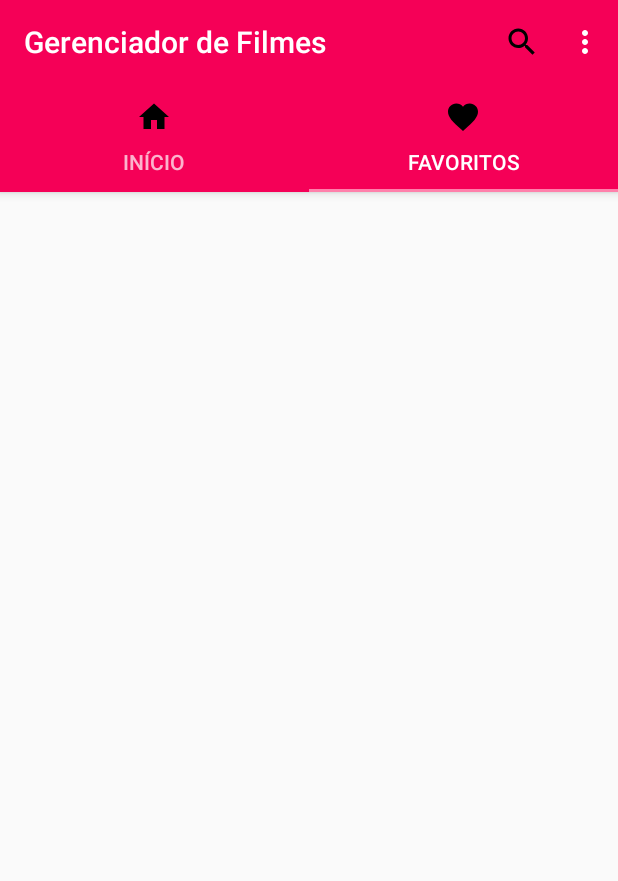
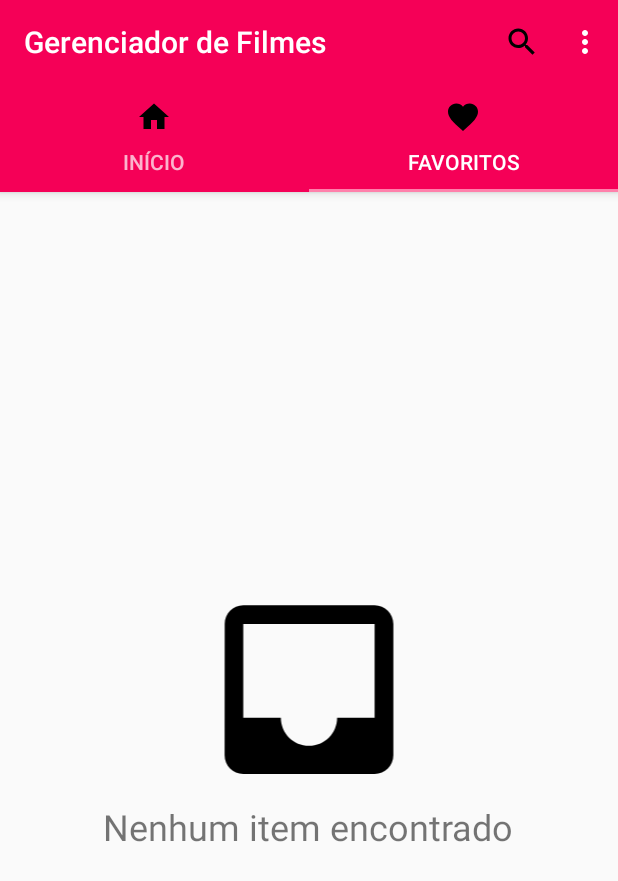
Before and after one commit to clairtonluz/moviemanagerapp, an Android app: the screen it shows after launch (MainActivity), tab 2 chosen, on a phone screen of 412 x 824 dp. Shown: the top 881 px of the screen. Run offline under Robolectric (Android 15) with nearby library versions, the phone set to English and light mode, and no system bars; our stand-ins replace Picasso; network calls fail; pictures from the network do not load; 2 statements that could not run were skipped.

Commit message:
sincronizando tabs

```diff
--- a/app/src/main/java/br/com/clairtonluz/moviemanagerapp/FavoriteFragment.java
+++ b/app/src/main/java/br/com/clairtonluz/moviemanagerapp/FavoriteFragment.java
@@ -2,13 +2,11 @@ package br.com.clairtonluz.moviemanagerapp;
 
 
 import android.os.Bundle;
-import android.support.annotation.Nullable;
 import android.support.v4.app.Fragment;
 import android.support.v4.widget.SwipeRefreshLayout;
 import android.support.v7.widget.DefaultItemAnimator;
 import android.support.v7.widget.GridLayoutManager;
 import android.support.v7.widget.RecyclerView;
-import android.util.Log;
 import android.view.LayoutInflater;
 import android.view.View;
 import android.view.ViewGroup;
@@ -28,16 +26,14 @@ import retrofit2.Call;
 import retrofit2.Response;
 
 
-/**
- * A simple {@link Fragment} subclass.
- */
-    public class FavoriteFragment extends Fragment {
+public class FavoriteFragment extends Fragment {
 
     private RecyclerView recyclerView;
     private MoviesAdapter adapter;
     private List<Movie> movieList;
     private List<Favorite> favoriteList;
     private SwipeRefreshLayout mSwipeRefreshLayout;
+    private View noContent;
 
     private FavoriteService favoriteService;
 
@@ -61,7 +57,12 @@ import retrofit2.Response;
         return view;
     }
 
+    public void refresh() {
+        prepareFavorites();
+    }
+
     private void prepareFavorites() {
+        mSwipeRefreshLayout.setRefreshing(true);
         favoriteList.clear();
         movieList.clear();
         favoriteService.list().enqueue(new CallbackRest<List<Favorite>>(getContext(), adapter, mSwipeRefreshLayout) {
@@ -72,6 +73,18 @@ import retrofit2.Response;
                     movieList.add(favorite.getMovie());
                 }
             }
+
+            @Override
+            protected void onComplete(Call<List<Favorite>> call, boolean success) {
+                super.onComplete(call, success);
+                if (movieList.isEmpty()) {
+                    noContent.setVisibility(View.VISIBLE);
+                    mSwipeRefreshLayout.setVisibility(View.GONE);
+                } else {
+                    noContent.setVisibility(View.GONE);
+                    mSwipeRefreshLayout.setVisibility(View.VISIBLE);
+                }
+            }
         });
     }
 
@@ -79,6 +92,7 @@ import retrofit2.Response;
         movieList = new ArrayList<>();
         favoriteList = new ArrayList<>();
 
+        noContent = view.findViewById(R.id.no_content);
         recyclerView = (RecyclerView) view.findViewById(R.id.recycler_view);
         mSwipeRefreshLayout = (SwipeRefreshLayout) view.findViewById(R.id.swiperefresh);
 
@@ -120,4 +134,6 @@ import retrofit2.Response;
             }
         });
     }
+
+
 }
--- a/app/src/main/java/br/com/clairtonluz/moviemanagerapp/HomeFragment.java
+++ b/app/src/main/java/br/com/clairtonluz/moviemanagerapp/HomeFragment.java
@@ -31,6 +31,7 @@ public class HomeFragment extends Fragment {
     private List<Movie> movieList;
     private List<Favorite> favoriteList;
     private SwipeRefreshLayout mSwipeRefreshLayout;
+    private View noContent;
 
     private MovieService movieService;
     private FavoriteService favoriteService;
@@ -58,7 +59,12 @@ public class HomeFragment extends Fragment {
         return view;
     }
 
+    public void refresh() {
+        prepareFavorites();
+    }
+
     private void prepareFavorites() {
+        mSwipeRefreshLayout.setRefreshing(true);
         favoriteList.clear();
         favoriteService.list().enqueue(new CallbackRest<List<Favorite>>(getContext(), adapter, mSwipeRefreshLayout) {
             @Override
@@ -69,19 +75,37 @@ public class HomeFragment extends Fragment {
     }
 
     private void prepareMovies() {
+        mSwipeRefreshLayout.setRefreshing(true);
         movieList.clear();
         movieService.list().enqueue(new CallbackRest<List<Movie>>(getContext(), adapter, mSwipeRefreshLayout) {
             @Override
             protected void onSuccess(Call<List<Movie>> call, Response<List<Movie>> response) {
                 movieList.addAll(response.body());
             }
+
+            @Override
+            protected void onComplete(Call<List<Movie>> call, boolean success) {
+                super.onComplete(call, success);
+                checkContent();
+            }
         });
+    }
+
+    private void checkContent() {
+        if (movieList.isEmpty()) {
+            noContent.setVisibility(View.VISIBLE);
+            mSwipeRefreshLayout.setVisibility(View.GONE);
+        } else {
+            noContent.setVisibility(View.GONE);
+            mSwipeRefreshLayout.setVisibility(View.VISIBLE);
+        }
     }
 
     private void initFields(View view) {
         movieList = new ArrayList<>();
         favoriteList = new ArrayList<>();
 
+        noContent = view.findViewById(R.id.no_content);
         recyclerView = (RecyclerView) view.findViewById(R.id.recycler_view);
         mSwipeRefreshLayout = (SwipeRefreshLayout) view.findViewById(R.id.swiperefresh);
 
@@ -124,4 +148,6 @@ public class HomeFragment extends Fragment {
             }
         });
     }
+
+
 }
--- a/app/src/main/java/br/com/clairtonluz/moviemanagerapp/MainActivity.java
+++ b/app/src/main/java/br/com/clairtonluz/moviemanagerapp/MainActivity.java
@@ -8,15 +8,22 @@ import android.support.v7.widget.Toolbar;
 import android.view.Menu;
 import android.view.MenuItem;
 
+import br.com.clairtonluz.moviemanagerapp.config.retrofit.RestFactory;
+
 public class MainActivity extends AppCompatActivity {
 
+    public static final int TAB_HOME = 0;
+    public static final int TAB_FAVORITE = 1;
     private Toolbar toolbar;
     private TabLayout tabLayout;
     private ViewPager viewPager;
+
     private int[] tabIcons = {
             R.drawable.ic_home_black_24dp,
             R.drawable.ic_favorite_black_24dp
     };
+    private HomeFragment homeFragment;
+    private FavoriteFragment favoriteFragment;
 
     @Override
     protected void onCreate(Bundle savedInstanceState) {
@@ -32,12 +39,20 @@ public class MainActivity extends AppCompatActivity {
         tabLayout = (TabLayout) findViewById(R.id.tabs);
         tabLayout.setupWithViewPager(viewPager);
         setupTabIcons();
+
+        RestFactory.carregarCache(getApplicationContext());
     }
 
     @Override
     public boolean onCreateOptionsMenu(Menu menu) {
         getMenuInflater().inflate(R.menu.menu_main, menu);
         return true;
+    }
+
+    @Override
+    protected void onStop() {
+        super.onStop();
+        RestFactory.armazenarCache();
     }
 
     @Override
@@ -53,15 +68,41 @@ public class MainActivity extends AppCompatActivity {
     }
 
     private void setupTabIcons() {
-        tabLayout.getTabAt(0).setIcon(tabIcons[0]);
-        tabLayout.getTabAt(1).setIcon(tabIcons[1]);
+        tabLayout.getTabAt(TAB_HOME).setIcon(tabIcons[TAB_HOME]);
+        tabLayout.getTabAt(TAB_FAVORITE).setIcon(tabIcons[TAB_FAVORITE]);
+        tabLayout.addOnTabSelectedListener(new TabLayout.OnTabSelectedListener() {
+            @Override
+            public void onTabSelected(TabLayout.Tab tab) {
+                switch (tab.getPosition()) {
+                    case TAB_HOME:
+                        homeFragment.refresh();
+                        break;
+                    case TAB_FAVORITE:
+                        favoriteFragment.refresh();
+                        break;
+                }
+            }
+
+            @Override
+            public void onTabUnselected(TabLayout.Tab tab) {
+
+            }
+
+            @Override
+            public void onTabReselected(TabLayout.Tab tab) {
+
+            }
+        });
     }
 
     private void setupViewPager(ViewPager viewPager) {
         ViewPagerAdapter adapter = new ViewPagerAdapter(getSupportFragmentManager());
-        adapter.addFragment(new HomeFragment(), getString(R.string.title_home));
-        adapter.addFragment(new FavoriteFragment(), getString(R.string.title_favorite));
+        homeFragment = new HomeFragment();
+        favoriteFragment = new FavoriteFragment();
+        adapter.addFragment(homeFragment, getString(R.string.title_home));
+        adapter.addFragment(favoriteFragment, getString(R.string.title_favorite));
         viewPager.setAdapter(adapter);
+
     }
 
 
--- a/app/src/main/java/br/com/clairtonluz/moviemanagerapp/config/retrofit/RewriteResponseInterceptor.java
+++ b/app/src/main/java/br/com/clairtonluz/moviemanagerapp/config/retrofit/RewriteResponseInterceptor.java
@@ -13,7 +13,7 @@ public class RewriteResponseInterceptor implements Interceptor {
             String cacheControl = response.header("Cache-Control");
             if (cacheControl == null || cacheControl.contains("no-store") || cacheControl.contains("no-cache") ||
                     cacheControl.contains("must-revalidate") || cacheControl.contains("max-age=0")) {
-                int maxAge = 60; // 1 minuto
+                int maxAge = 1;
                 response = response.newBuilder()
                         .header("Cache-Control", "public, max-age=" + maxAge)
                         .removeHeader("Pragma")
--- a/app/src/main/java/br/com/clairtonluz/moviemanagerapp/config/retrofit/RewriteResponseOffilineInterceptor.java
+++ b/app/src/main/java/br/com/clairtonluz/moviemanagerapp/config/retrofit/RewriteResponseOffilineInterceptor.java
@@ -20,12 +20,14 @@ public class RewriteResponseOffilineInterceptor implements Interceptor {
     @Override
     public Response intercept(Chain chain) throws IOException {
         Request request = chain.request();
+        if (request.method().equals("GET")) {
             String headerCache = request.header("Cache-Control"); // isso vai servir mais na frente para forçar um serviço não utilizar cache
             if (!isNetworkAvailable() && (headerCache == null || !headerCache.contains("no-cache"))) {
                 int maxStale = 60 * 60 * 24 * 28; // 4 semanas
                 request = request.newBuilder()
                         .header("Cache-Control", "public, only-if-cached, max-stale=" + maxStale)
                         .build();
+            }
         }
         return chain.proceed(request);
     }
--- a/app/src/main/res/layout/fragment_favorite.xml
+++ b/app/src/main/res/layout/fragment_favorite.xml
@@ -1,8 +1,12 @@
-<RelativeLayout xmlns:android="http://schemas.android.com/apk/res/android"
+<FrameLayout xmlns:android="http://schemas.android.com/apk/res/android"
     xmlns:tools="http://schemas.android.com/tools"
     android:layout_width="match_parent"
     android:layout_height="match_parent"
     tools:context="br.com.clairtonluz.moviemanagerapp.FavoriteFragment">
+
+    <include
+        android:id="@+id/no_content"
+        layout="@layout/no_content" />
 
     <android.support.v4.widget.SwipeRefreshLayout
         android:id="@+id/swiperefresh"
@@ -17,4 +21,4 @@
             android:scrollbars="vertical"
             tools:listitem="@layout/movie_card" />
     </android.support.v4.widget.SwipeRefreshLayout>
-</RelativeLayout>
+</FrameLayout>
--- a/app/src/main/res/layout/fragment_home.xml
+++ b/app/src/main/res/layout/fragment_home.xml
@@ -1,8 +1,12 @@
-<RelativeLayout xmlns:android="http://schemas.android.com/apk/res/android"
+<FrameLayout xmlns:android="http://schemas.android.com/apk/res/android"
     xmlns:tools="http://schemas.android.com/tools"
     android:layout_width="match_parent"
     android:layout_height="match_parent"
     tools:context="br.com.clairtonluz.moviemanagerapp.HomeFragment">
+
+        <include
+            android:id="@+id/no_content"
+            layout="@layout/no_content" />
 
     <android.support.v4.widget.SwipeRefreshLayout
         android:id="@+id/swiperefresh"
@@ -18,4 +22,4 @@
             tools:listitem="@layout/movie_card" />
     </android.support.v4.widget.SwipeRefreshLayout>
 
-</RelativeLayout>
+</FrameLayout>
--- a/app/src/main/res/layout/no_content.xml
+++ b/app/src/main/res/layout/no_content.xml
@@ -1,6 +1,22 @@
 <?xml version="1.0" encoding="utf-8"?>
 <LinearLayout xmlns:android="http://schemas.android.com/apk/res/android"
-    android:orientation="vertical" android:layout_width="match_parent"
-    android:layout_height="match_parent">
+    xmlns:app="http://schemas.android.com/apk/res-auto"
+    android:layout_width="match_parent"
+    android:layout_height="match_parent"
+    android:gravity="center"
+    android:orientation="vertical">
+
+    <ImageView
+        android:id="@+id/no_content_image"
+        android:layout_width="match_parent"
+        android:layout_height="150dp"
+        app:srcCompat="@drawable/ic_inbox_black_24dp" />
+
+    <TextView
+        android:id="@+id/no_content_text"
+        android:layout_width="wrap_content"
+        android:layout_height="wrap_content"
+        android:text="Nenhum item encontrado"
+        android:textSize="24sp" />
 
 </LinearLayout>
```
Lines whose indentation alone changed are shown as unchanged.
